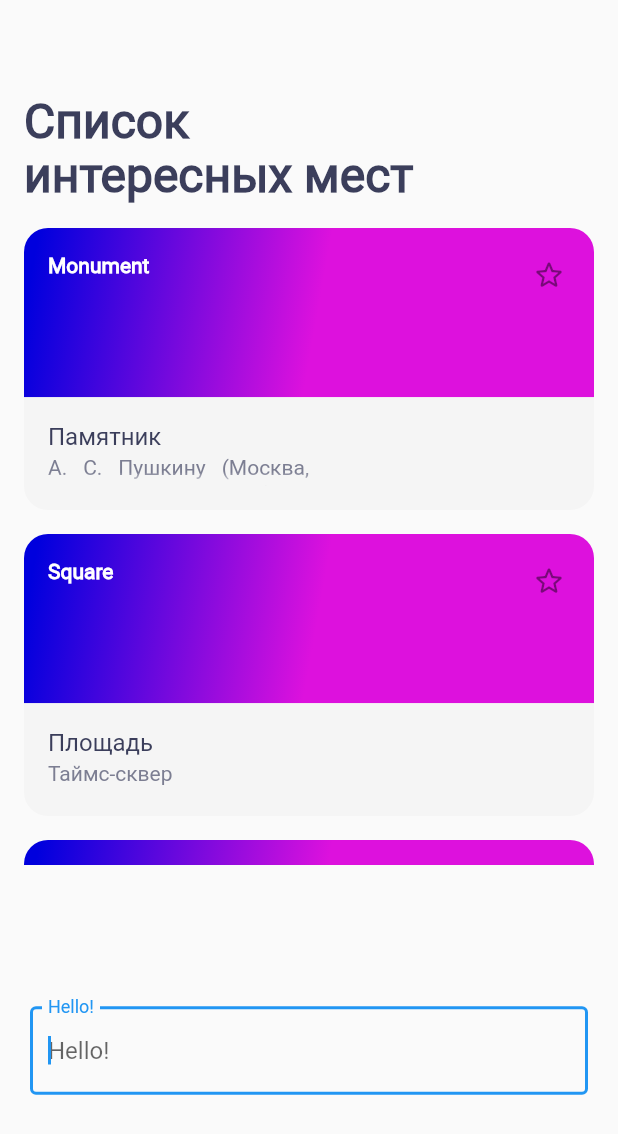
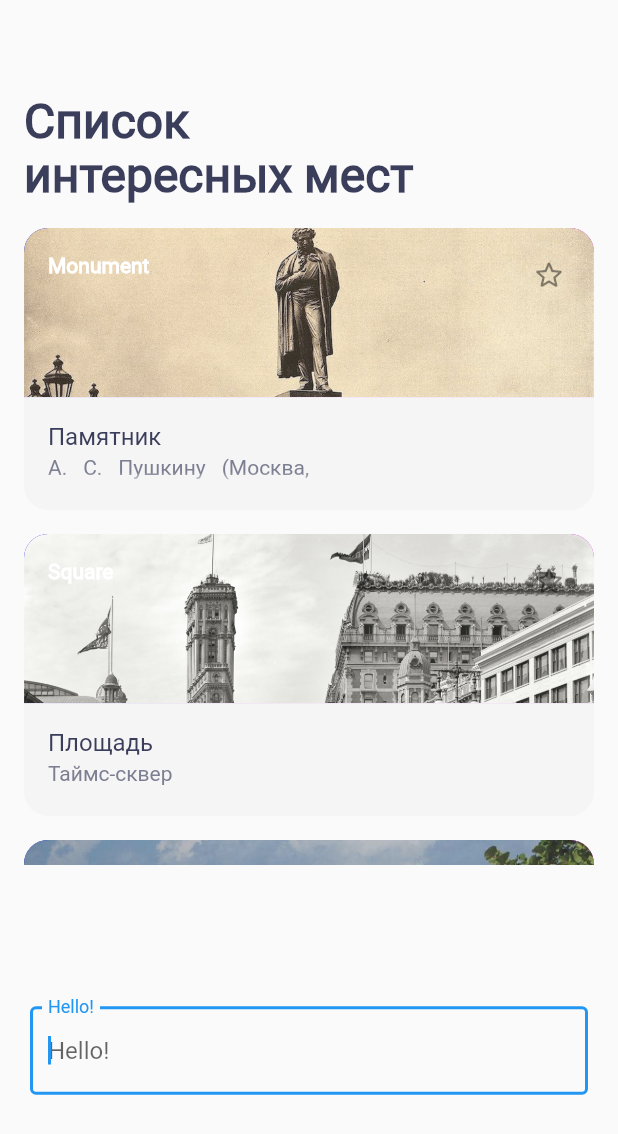
Before and after one commit to ArtyomovOleg/places, a Flutter app: the screen it shows after launch, on a phone screen of 412 x 824 dp. Shown: the top 1134 px of the screen. Run offline on Flutter 3.47's test engine with Material 2 defaults, Android fonts, the phone set to English and light mode, and no system bars.

Commit message:
Изображения для карточек через decoration

```diff
--- a/lib/domain/sight.dart
+++ b/lib/domain/sight.dart
@@ -4,6 +4,7 @@ class Sight {
   String url = '';
   String details = '';
   SightType type = SightType.None;
+  String assetImagePath = '';
 }
 
 enum SightType {
--- a/lib/mocks.dart
+++ b/lib/mocks.dart
@@ -19,7 +19,8 @@ final sightMonument = Sight()
   ..name = 'Памятник'
   ..type = SightType.Monument
   ..url = 'https://ru.wikipedia.org/wiki/Памятник_А._С._Пушкину_(Москва,_Пушкин'
-      'ская_площадь)';
+      'ская_площадь)'
+  ..assetImagePath = 'assets/images/monument_pushkin.jpg';
 
 final sightSquare = Sight()
   ..details = 'Таймс-сквер'
@@ -27,7 +28,8 @@ final sightSquare = Sight()
   ..lon = 0.02
   ..name = 'Площадь'
   ..type = SightType.Square
-  ..url = 'https://ru.wikipedia.org/wiki/Таймс-сквер';
+  ..url = 'https://ru.wikipedia.org/wiki/Таймс-сквер'
+  ..assetImagePath = 'assets/images/square_times.jpeg';
 
 final sightBeach = Sight()
   ..details = 'Варадеро'
@@ -35,7 +37,8 @@ final sightBeach = Sight()
   ..lon = 0.03
   ..name = 'Пляж'
   ..type = SightType.Beach
-  ..url = 'https://ru.wikipedia.org/wiki/Варадеро';
+  ..url = 'https://ru.wikipedia.org/wiki/Варадеро'
+  ..assetImagePath = 'assets/images/beach_varadero.jpeg';
 
 final sightGraveyard = Sight()
   ..details = 'Пер-Лашез'
@@ -43,4 +46,5 @@ final sightGraveyard = Sight()
   ..lon = 0.04
   ..name = 'Кладбище'
   ..type = SightType.Graveyard
-  ..url = 'https://ru.wikipedia.org/wiki/Пер-Лашез';
+  ..url = 'https://ru.wikipedia.org/wiki/Пер-Лашез'
+  ..assetImagePath = 'assets/images/graveyard_pere_lachaise.jpeg';
--- a/lib/ui/screen/sight_card.dart
+++ b/lib/ui/screen/sight_card.dart
@@ -20,8 +20,8 @@ class SightCard extends StatelessWidget {
             Flexible(
               flex: 3,
               child: Container(
-                decoration: const BoxDecoration(
-                  gradient: LinearGradient(
+                decoration: BoxDecoration(
+                  gradient: const LinearGradient(
                     colors: [
                       Color(0xFF0000DD),
                       Color(0xFFDD11DD),
@@ -29,9 +29,20 @@ class SightCard extends StatelessWidget {
                     begin: Alignment.centerLeft,
                     end: Alignment(0, 0.6),
                   ),
-                  borderRadius: BorderRadius.vertical(
+                  borderRadius: const BorderRadius.vertical(
                     top: Radius.circular(16),
                   ),
+                  image: sight.assetImagePath.isNotEmpty
+                      ? DecorationImage(
+                          image: ExactAssetImage(sight.assetImagePath),
+                          fit: BoxFit.cover,
+                          alignment: Alignment(0, -0.75),
+                          colorFilter: ColorFilter.mode(
+                            Colors.white12,
+                            BlendMode.lighten,
+                          ),
+                        )
+                      : null,
                 ),
                 child: Stack(
                   fit: StackFit.expand,
--- a/pubspec.yaml
+++ b/pubspec.yaml
@@ -21,7 +21,7 @@ dev_dependencies:
 flutter:
   uses-material-design: true
   assets:
-    - res/
+    - assets/images/
 
   fonts:
     - family: "Roboto"
```
Also changed, not shown: assets/images/beach_varadero.jpeg (added), assets/images/graveyard_pere_lachaise.jpeg (added), assets/images/monument_pushkin.jpg (added), assets/images/square_times.jpeg (added).
